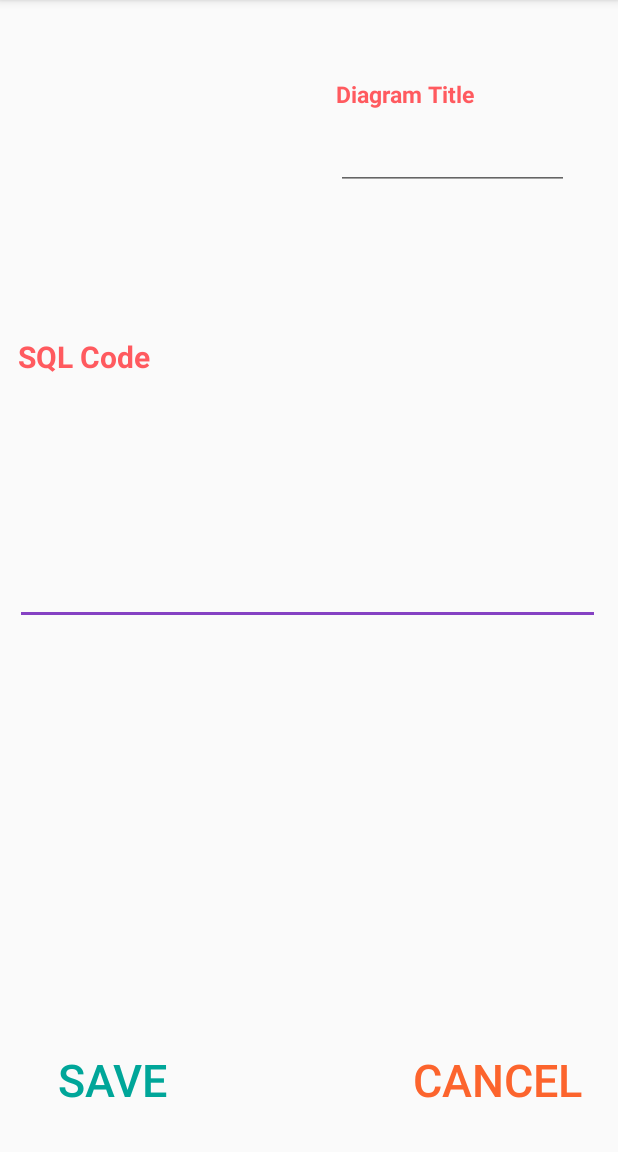
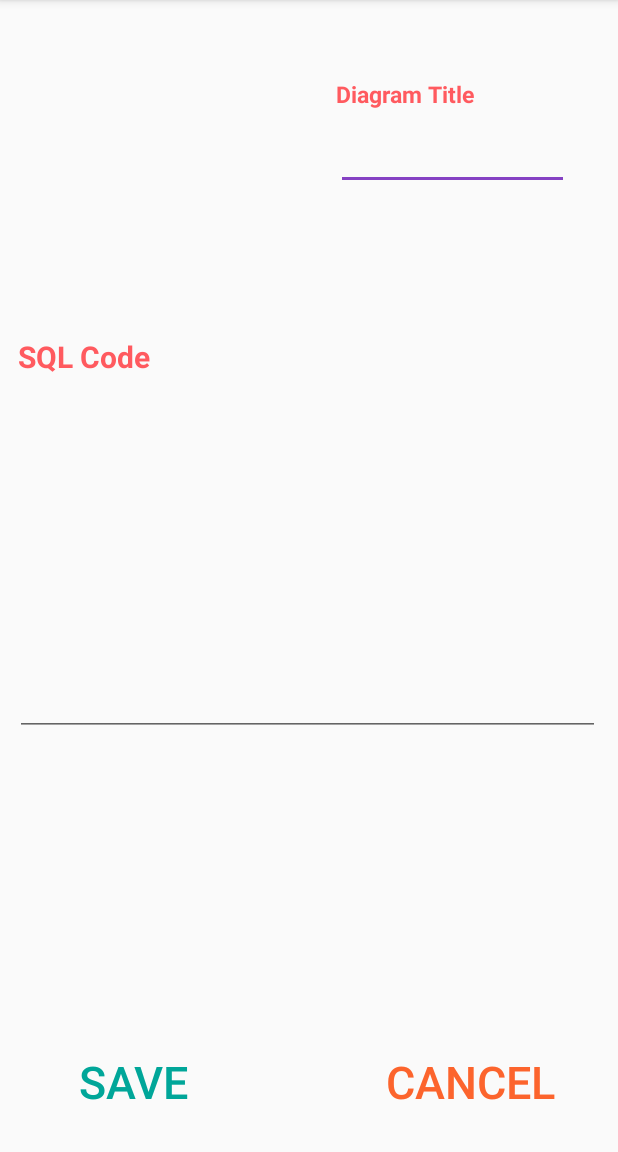
Before and after one commit to DavidIbrahim/ERToSQL, an Android app: the EditorActivity screen opened directly, with no data from a screen before it, on a phone screen of 412 x 824 dp, the part 84-1236 px from its top. Run offline under Robolectric (Android 15) with nearby library versions, the phone set to English and light mode, and no system bars.

Commit message:
add scroll view

```diff
--- a/app/src/main/res/layout/activity_editor.xml
+++ b/app/src/main/res/layout/activity_editor.xml
@@ -1,11 +1,14 @@
 <?xml version="1.0" encoding="utf-8"?>
-<android.support.constraint.ConstraintLayout xmlns:android="http://schemas.android.com/apk/res/android"
+<ScrollView xmlns:android="http://schemas.android.com/apk/res/android"
     xmlns:app="http://schemas.android.com/apk/res-auto"
     xmlns:tools="http://schemas.android.com/tools"
     android:layout_width="match_parent"
     android:layout_height="match_parent"
     android:layout_margin="2dp"
     tools:context=".EditorActivity">
+    <android.support.constraint.ConstraintLayout
+        android:layout_width="match_parent"
+        android:layout_height="wrap_content">
 
     <ImageView
         android:id="@+id/image_view_editor"
@@ -23,21 +26,24 @@
             style="@style/Widget.AppCompat.Button.Borderless.Colored"
             android:layout_width="126dp"
             android:layout_height="wrap_content"
-        android:layout_marginStart="10dp"
-        android:layout_marginBottom="16dp"
+            android:layout_marginStart="24dp"
+            android:layout_marginTop="200dp"
+            android:layout_marginBottom="8dp"
             android:text="save"
             android:textColor="@color/colorBlue"
             android:textSize="30sp"
             app:layout_constraintBottom_toBottomOf="parent"
-        app:layout_constraintStart_toStartOf="parent" />
+            app:layout_constraintStart_toStartOf="parent"
+            app:layout_constraintTop_toBottomOf="@+id/editText_sql_code"
+            app:layout_constraintVertical_bias="1.0" />
 
         <Button
             android:id="@+id/button_cancel"
             style="@style/Widget.AppCompat.Button.Borderless.Colored"
             android:layout_width="wrap_content"
             android:layout_height="wrap_content"
-        android:layout_marginEnd="10dp"
-        android:layout_marginBottom="16dp"
+            android:layout_marginEnd="28dp"
+            android:layout_marginBottom="8dp"
             android:text="cancel"
             android:textColor="@color/colorOrange"
             android:textSize="30sp"
@@ -73,12 +79,13 @@
         <EditText
             android:id="@+id/editText_sql_code"
             android:layout_width="match_parent"
-        android:layout_height="155dp"
+            android:layout_height="191dp"
             android:layout_marginStart="8dp"
-        android:layout_marginTop="10dp"
+            android:layout_marginTop="48dp"
             android:layout_marginEnd="10dp"
             android:inputType="textCapSentences|textNoSuggestions|textMultiLine"
             app:layout_constraintEnd_toEndOf="parent"
+            app:layout_constraintHorizontal_bias="1.0"
             app:layout_constraintStart_toStartOf="parent"
             app:layout_constraintTop_toBottomOf="@+id/textView2"
             tools:text="CREATE TABLE Department (
@@ -99,5 +106,5 @@ PRIMARY KEY (DepID)
         app:layout_constraintStart_toEndOf="@+id/image_view_editor"
         app:layout_constraintTop_toBottomOf="@+id/textView"
         tools:text="Untitled" />
-
     </android.support.constraint.ConstraintLayout>
+</ScrollView>
```
Lines whose indentation alone changed are shown as unchanged.
